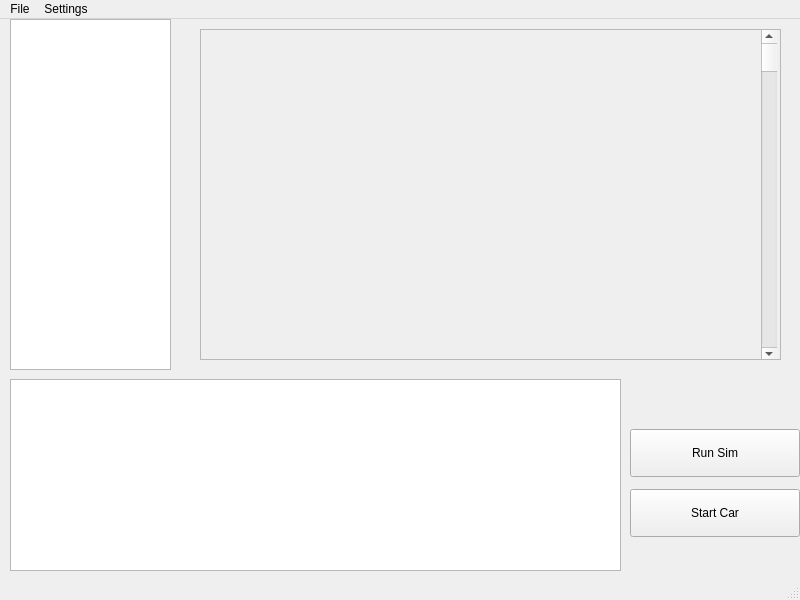
Before: the Qt Designer form CodeBase/MainWindowTest1.ui in jaw566/Capstone, drawn with Qt 5.
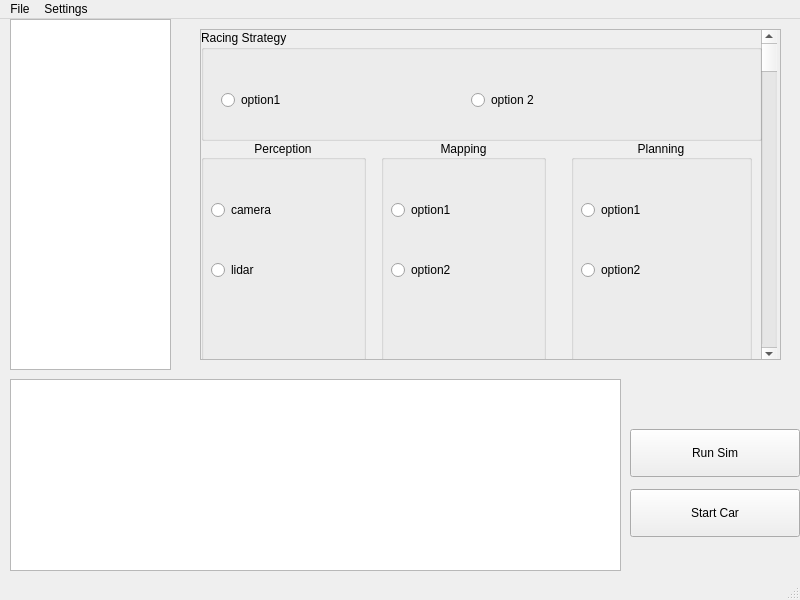
After: the same form once the commit is applied.

Commit message: After talking with clinets added configuration pane for the car.

```diff
--- a/CodeBase/MainWindowTest1.ui
+++ b/CodeBase/MainWindowTest1.ui
@@ -94,6 +94,171 @@
        <enum>Qt::Vertical</enum>
       </property>
      </widget>
+     <widget class="QGroupBox" name="racingStrat">
+      <property name="geometry">
+       <rect>
+        <x>0</x>
+        <y>0</y>
+        <width>561</width>
+        <height>111</height>
+       </rect>
+      </property>
+      <property name="title">
+       <string>Racing Strategy</string>
+      </property>
+      <widget class="QRadioButton" name="radioButton">
+       <property name="geometry">
+        <rect>
+         <x>20</x>
+         <y>50</y>
+         <width>212</width>
+         <height>40</height>
+        </rect>
+       </property>
+       <property name="text">
+        <string>option1</string>
+       </property>
+      </widget>
+      <widget class="QRadioButton" name="radioButton_2">
+       <property name="geometry">
+        <rect>
+         <x>270</x>
+         <y>50</y>
+         <width>212</width>
+         <height>40</height>
+        </rect>
+       </property>
+       <property name="text">
+        <string>option 2</string>
+       </property>
+      </widget>
+     </widget>
+     <widget class="QGroupBox" name="perceptionBox">
+      <property name="geometry">
+       <rect>
+        <x>0</x>
+        <y>110</y>
+        <width>165</width>
+        <height>221</height>
+       </rect>
+      </property>
+      <property name="title">
+       <string>Perception</string>
+      </property>
+      <property name="alignment">
+       <set>Qt::AlignCenter</set>
+      </property>
+      <widget class="QRadioButton" name="radioButton_3">
+       <property name="geometry">
+        <rect>
+         <x>10</x>
+         <y>50</y>
+         <width>141</width>
+         <height>40</height>
+        </rect>
+       </property>
+       <property name="text">
+        <string>camera</string>
+       </property>
+      </widget>
+      <widget class="QRadioButton" name="radioButton_4">
+       <property name="geometry">
+        <rect>
+         <x>10</x>
+         <y>110</y>
+         <width>121</width>
+         <height>40</height>
+        </rect>
+       </property>
+       <property name="text">
+        <string>lidar</string>
+       </property>
+      </widget>
+     </widget>
+     <widget class="QGroupBox" name="mappingBox">
+      <property name="geometry">
+       <rect>
+        <x>180</x>
+        <y>110</y>
+        <width>165</width>
+        <height>221</height>
+       </rect>
+      </property>
+      <property name="title">
+       <string>Mapping</string>
+      </property>
+      <property name="alignment">
+       <set>Qt::AlignCenter</set>
+      </property>
+      <widget class="QRadioButton" name="radioButton_5">
+       <property name="geometry">
+        <rect>
+         <x>10</x>
+         <y>50</y>
+         <width>212</width>
+         <height>40</height>
+        </rect>
+       </property>
+       <property name="text">
+        <string>option1</string>
+       </property>
+      </widget>
+      <widget class="QRadioButton" name="radioButton_6">
+       <property name="geometry">
+        <rect>
+         <x>10</x>
+         <y>110</y>
+         <width>212</width>
+         <height>40</height>
+        </rect>
+       </property>
+       <property name="text">
+        <string>option2</string>
+       </property>
+      </widget>
+     </widget>
+     <widget class="QGroupBox" name="planningBox">
+      <property name="geometry">
+       <rect>
+        <x>370</x>
+        <y>110</y>
+        <width>181</width>
+        <height>221</height>
+       </rect>
+      </property>
+      <property name="title">
+       <string>Planning</string>
+      </property>
+      <property name="alignment">
+       <set>Qt::AlignCenter</set>
+      </property>
+      <widget class="QRadioButton" name="radioButton_8">
+       <property name="geometry">
+        <rect>
+         <x>10</x>
+         <y>110</y>
+         <width>212</width>
+         <height>40</height>
+        </rect>
+       </property>
+       <property name="text">
+        <string>option2</string>
+       </property>
+      </widget>
+      <widget class="QRadioButton" name="radioButton_7">
+       <property name="geometry">
+        <rect>
+         <x>10</x>
+         <y>50</y>
+         <width>212</width>
+         <height>40</height>
+        </rect>
+       </property>
+       <property name="text">
+        <string>option1</string>
+       </property>
+      </widget>
+     </widget>
     </widget>
    </widget>
   </widget>
```
Left out of the diff: 2 changed lines with no effect on the pictures. The commit also changes 1 other file.
